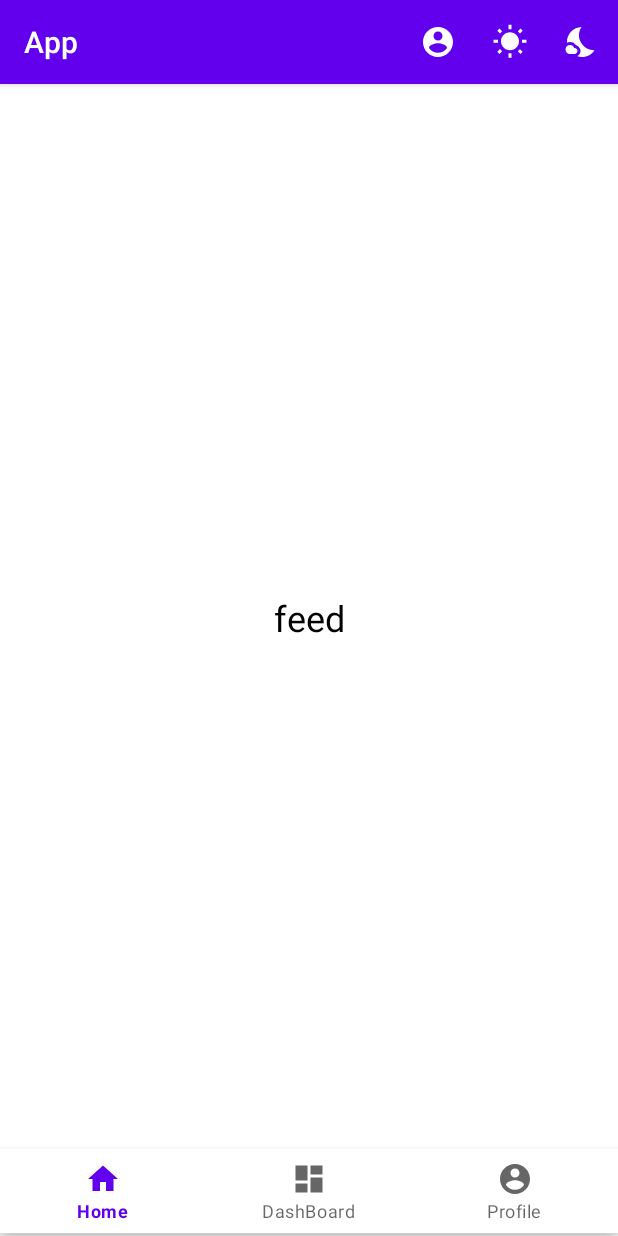
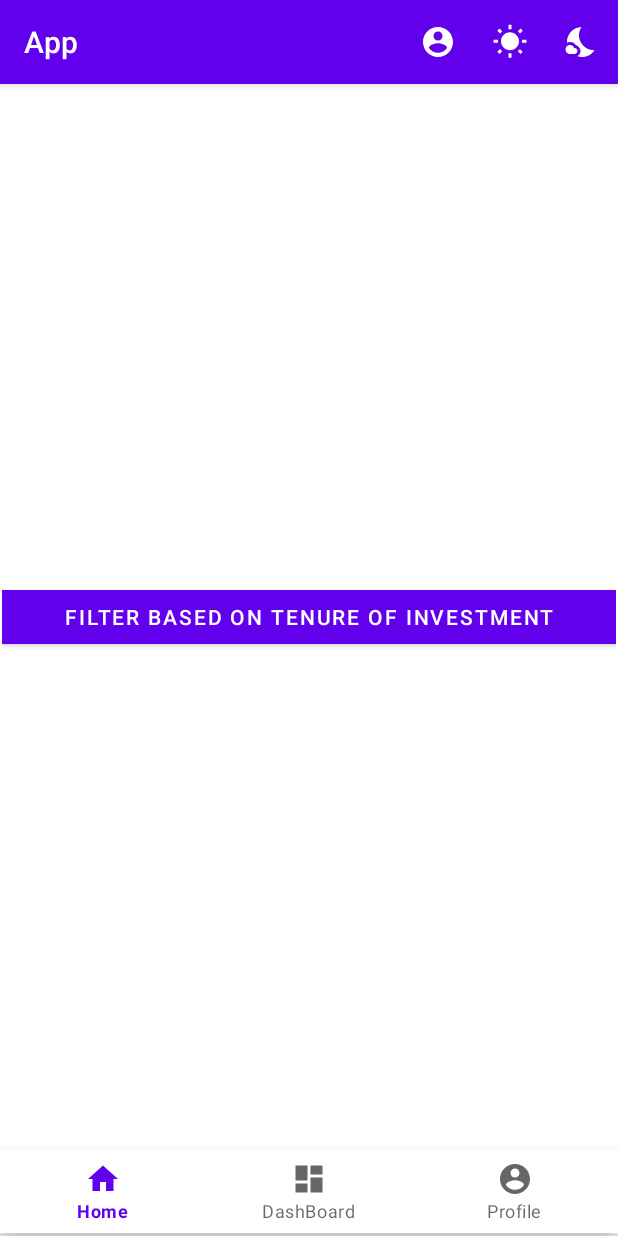
Before and after one commit to thehealer15/Vintage-investments, an Android app: the MainActivity screen opened directly, with no data from a screen before it, on a phone screen of 412 x 824 dp. Run offline under Robolectric (Android 15) with nearby library versions, the phone set to English and light mode, and no system bars.

Commit message:
added bottom sheet dialog in feed fragment

```diff
--- a/app/src/main/java/Screens/authentication/registerFragment.java
+++ b/app/src/main/java/Screens/authentication/registerFragment.java
@@ -50,7 +50,9 @@ public class registerFragment extends Fragment {
             @Override
             public void onClick(View view) {
                 MainActivity.welcomed = false;
-                startActivity(new Intent(getActivity() , MainActivity.class));
+                Intent i = new Intent(getActivity(), MainActivity.class);
+                i.putExtra("path" , "MainActivity");
+                startActivity(i);
             }
         });
 
--- a/app/src/main/java/Screens/feed_fragment.java
+++ b/app/src/main/java/Screens/feed_fragment.java
@@ -10,15 +10,20 @@ import androidx.fragment.app.Fragment;
 import android.view.LayoutInflater;
 import android.view.View;
 import android.view.ViewGroup;
+import android.widget.Button;
 import android.widget.RadioGroup;
+import android.widget.Toast;
 
 import com.example.app.R;
-
+import com.google.android.material.bottomsheet.BottomSheetDialog;
+import com.google.android.material.snackbar.Snackbar;
 
 
 public class feed_fragment extends Fragment {
     private View parentHolder;
     private Context context;
+    private Button filter_on_tenure;
+    private BottomSheetDialog dialog ;
     @Override
     public void onAttach(@NonNull Context context) {
         super.onAttach(context);
@@ -33,7 +38,56 @@ public class feed_fragment extends Fragment {
                              Bundle savedInstanceState) {
         // Inflate the layout for this fragment
         parentHolder =  inflater.inflate(R.layout.feed_fragment, container, false);
+        dialog = new BottomSheetDialog(context);
+
+        filter_on_tenure = parentHolder.findViewById(R.id.filter_feed_btn);
+        createDialog();
+
+        filter_on_tenure.setOnClickListener(new View.OnClickListener() {
+            @Override
+            public void onClick(View view) {
+                dialog.show();
+            }
+        });
 
         return parentHolder;
  }
+    private void createDialog(){
+
+
+        View v = getLayoutInflater().inflate(R.layout.bottom_sheet_feedfragment,null , false);
+        Button short_term , long_term , mid_term;
+        short_term = v.findViewById(R.id.short_term);
+        mid_term = v.findViewById(R.id.mid_term);
+        long_term = v.findViewById(R.id.long_term);
+
+        short_term.setOnClickListener(new View.OnClickListener() {
+            @Override
+            public void onClick(View view) {
+                showToast("short term");
+            }
+        });
+        mid_term.setOnClickListener(new View.OnClickListener() {
+            @Override
+            public void onClick(View view) {
+                showToast("mid term");
+            }
+        });
+        long_term.setOnClickListener(new View.OnClickListener() {
+            @Override
+            public void onClick(View view) {
+                showToast("long term");
+            }
+        });
+        dialog.setContentView(v);
+    }
+
+
+    private void showSnackBar(String text){
+        Snackbar.make(getActivity().findViewById(android.R.id.content), text, Snackbar.LENGTH_LONG)
+                .show();
+    }
+    private void showToast(String text){
+        Toast.makeText(context, text, Toast.LENGTH_SHORT).show();
+    }
 }
--- a/app/src/main/java/com/example/app/MainActivity.java
+++ b/app/src/main/java/com/example/app/MainActivity.java
@@ -16,6 +16,8 @@ import android.widget.Toast;
 
 import com.google.android.material.bottomnavigation.BottomNavigationView;
 import com.google.android.material.snackbar.Snackbar;
+
+import java.util.Objects;
 
 import Screens.authentication.WelcomeActivity;
 import Screens.feed_fragment;
@@ -45,6 +47,13 @@ public class MainActivity extends AppCompatActivity  implements BottomNavigation
             @Override
             public void onNavigationItemReselected(@NonNull MenuItem item) { } });
 
+        Intent authen = getIntent();
+        String path = authen.getStringExtra("path");
+        if(Objects.equals(path, "MainActivity")){
+            Snackbar snackbar = Snackbar.make(findViewById(android.R.id.content), "Authentication successful", Snackbar.LENGTH_LONG);
+            snackbar.show();
+            loadFragment(new feed_fragment());
+        }
 
     }
     @Override
--- a/app/src/main/res/layout/feed_fragment.xml
+++ b/app/src/main/res/layout/feed_fragment.xml
@@ -5,12 +5,12 @@
     android:layout_height="match_parent"
     tools:context="Screens.feed_fragment">
 
-    <TextView
-        android:id="@+id/textView"
-        android:layout_width="wrap_content"
+    <Button
+        android:id="@+id/filter_feed_btn"
+        android:layout_width="0dp"
         android:layout_height="wrap_content"
-        android:text="feed"
-        android:textSize="24sp"
+        android:text="Filter based on tenure of investment"
+        app:cornerRadius="0dp"
         app:layout_constraintBottom_toBottomOf="parent"
         app:layout_constraintEnd_toEndOf="parent"
         app:layout_constraintHorizontal_bias="0.5"
```
Also changed, not shown: app/src/main/java/Screens/authentication/loginFragment.java (+17 -1 lines), app/src/main/res/layout/bottom_sheet_feedfragment.xml (added, +28 -0 lines).
